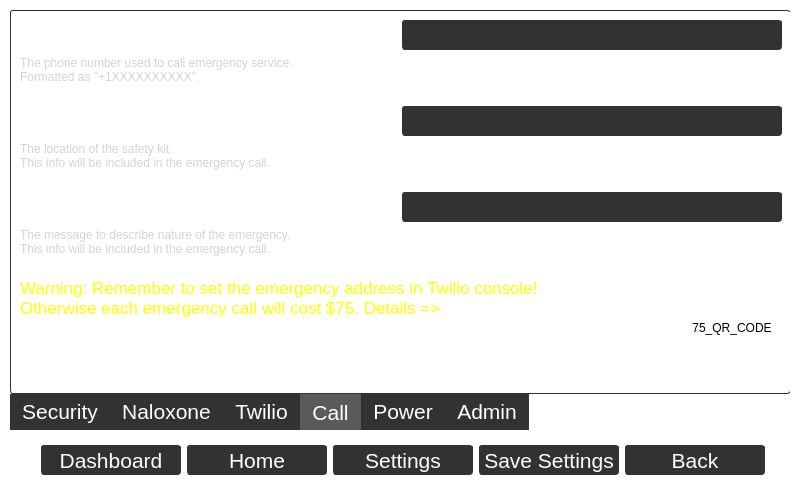
First picture: the form in oobe_qt/door_close_window.ui, repository zyl120/Naloxone_Safety_Kit, before the edit.
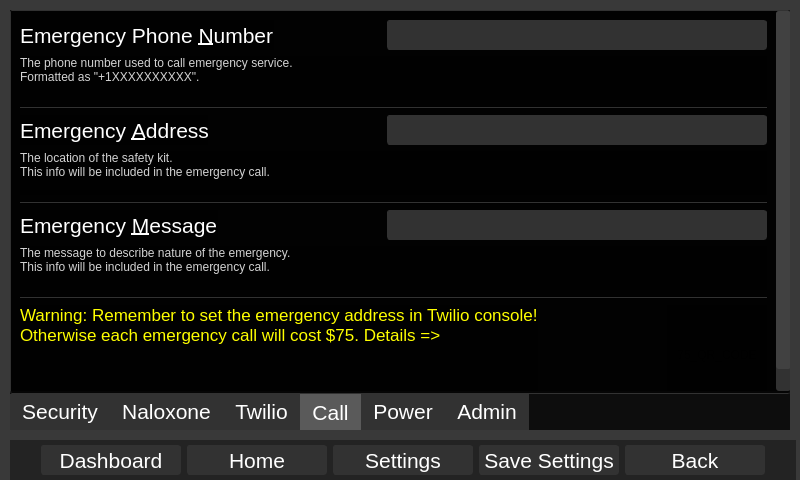
Second picture: the form after the edit. The open tabs and pages were chosen to show the change.

Diff of the .ui file:
```diff
--- a/oobe_qt/door_close_window.ui
+++ b/oobe_qt/door_close_window.ui
@@ -42,7 +42,7 @@
   </property>
   <property name="styleSheet">
    <string notr="true">QWidget {
-	background-color:rgba(0,0,0,0);
+	background-color:rgba(0,0,0,100);
 }</string>
   </property>
   <widget class="QWidget" name="centralwidget">
@@ -2585,7 +2585,7 @@
               <x>0</x>
               <y>0</y>
               <width>765</width>
-              <height>398</height>
+              <height>477</height>
              </rect>
             </property>
             <layout class="QVBoxLayout" name="verticalLayout_44">
@@ -2669,6 +2669,22 @@
                  </item>
                 </layout>
                </item>
+               <item>
+                <widget class="Line" name="line_6">
+                 <property name="styleSheet">
+                  <string notr="true">color:rgb(50,50,50)</string>
+                 </property>
+                 <property name="frameShadow">
+                  <enum>QFrame::Plain</enum>
+                 </property>
+                 <property name="lineWidth">
+                  <number>1</number>
+                 </property>
+                 <property name="orientation">
+                  <enum>Qt::Horizontal</enum>
+                 </property>
+                </widget>
+               </item>
                <item>
                 <layout class="QVBoxLayout" name="verticalLayout_28">
                  <item>
@@ -2753,6 +2769,22 @@
                  </item>
                 </layout>
                </item>
+               <item>
+                <widget class="Line" name="line_7">
+                 <property name="styleSheet">
+                  <string notr="true">color:rgb(50,50,50)</string>
+                 </property>
+                 <property name="frameShadow">
+                  <enum>QFrame::Plain</enum>
+                 </property>
+                 <property name="lineWidth">
+                  <number>1</number>
+                 </property>
+                 <property name="orientation">
+                  <enum>Qt::Horizontal</enum>
+                 </property>
+                </widget>
+               </item>
                <item>
                 <layout class="QVBoxLayout" name="verticalLayout_35">
                  <item>
@@ -2831,6 +2863,22 @@
                  </item>
                 </layout>
                </item>
+               <item>
+                <widget class="Line" name="line_8">
+                 <property name="styleSheet">
+                  <string notr="true">color:rgb(50,50,50)</string>
+                 </property>
+                 <property name="frameShadow">
+                  <enum>QFrame::Plain</enum>
+                 </property>
+                 <property name="lineWidth">
+                  <number>1</number>
+                 </property>
+                 <property name="orientation">
+                  <enum>Qt::Horizontal</enum>
+                 </property>
+                </widget>
+               </item>
                <item>
                 <layout class="QHBoxLayout" name="horizontalLayout_12">
                  <item>
```
Left out of the diff: 103 changed lines with no effect on the pictures.
